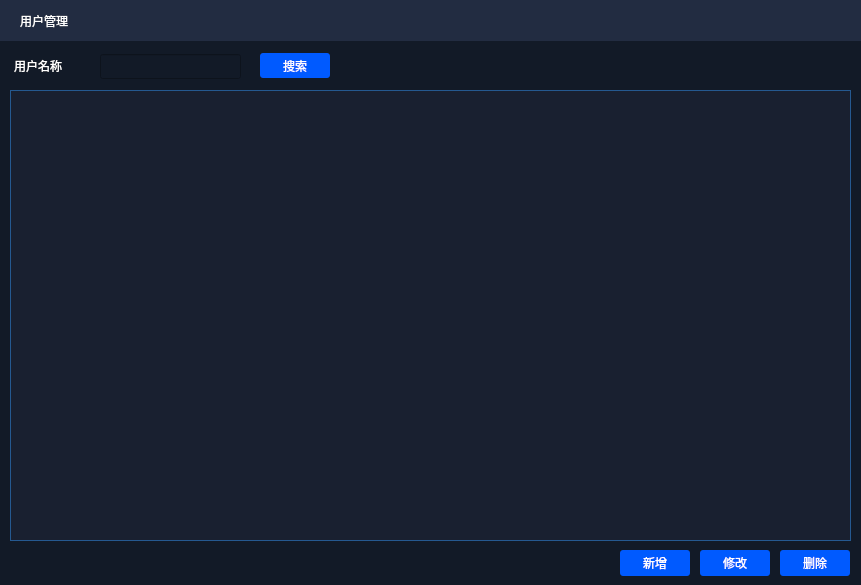
Above: component/adduserform.ui from tech-flyflypig/HQ_Battery before the change. Below: the same form after it.
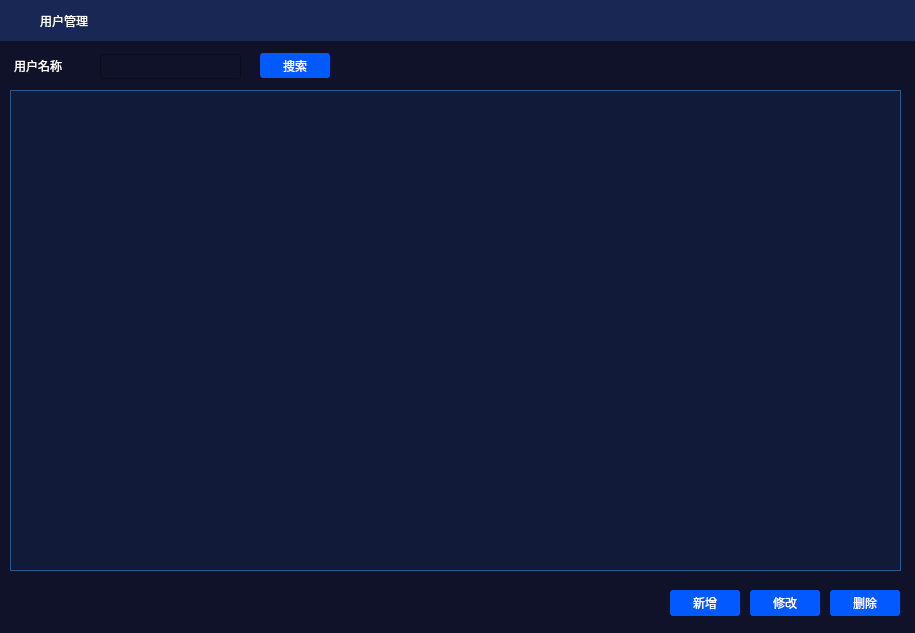
That is the form after the change. Icons and pictures are not drawn.

```diff
--- a/component/adduserform.ui
+++ b/component/adduserform.ui
@@ -6,8 +6,8 @@
    <rect>
     <x>0</x>
     <y>0</y>
-    <width>861</width>
-    <height>585</height>
+    <width>915</width>
+    <height>633</height>
    </rect>
   </property>
   <property name="windowTitle">
@@ -17,7 +17,7 @@
    <string notr="true">QWidget
 {
 font: 11pt &quot;微软雅黑&quot;;
-background-color: #121A27;
+background-color: #0f1228;
 color: rgb(255, 255, 255);
 }
 .QPushButton{
@@ -61,8 +61,8 @@
   <widget class="QPushButton" name="btn_delete_user">
    <property name="geometry">
     <rect>
-     <x>780</x>
-     <y>550</y>
+     <x>830</x>
+     <y>590</y>
      <width>70</width>
      <height>26</height>
     </rect>
@@ -76,17 +76,17 @@
     <rect>
      <x>0</x>
      <y>0</y>
-     <width>861</width>
+     <width>921</width>
      <height>41</height>
     </rect>
    </property>
    <property name="styleSheet">
-    <string notr="true">background-color:rgb(34, 44, 65);</string>
+    <string notr="true">background-color:rgb(25, 39, 85);</string>
    </property>
    <widget class="QLabel" name="label">
     <property name="geometry">
      <rect>
-      <x>20</x>
+      <x>40</x>
       <y>10</y>
       <width>231</width>
       <height>21</height>
@@ -99,7 +99,7 @@
    <widget class="QPushButton" name="pushButton_2">
     <property name="geometry">
      <rect>
-      <x>830</x>
+      <x>880</x>
       <y>10</y>
       <width>21</width>
       <height>21</height>
@@ -117,20 +117,39 @@
      <string/>
     </property>
    </widget>
+   <widget class="QLabel" name="label_3">
+    <property name="geometry">
+     <rect>
+      <x>10</x>
+      <y>10</y>
+      <width>21</width>
+      <height>21</height>
+     </rect>
+    </property>
+    <property name="text">
+     <string/>
+    </property>
+    <property name="pixmap">
+     <pixmap resource="../res.qrc">:/image/battery_discharge.png</pixmap>
+    </property>
+    <property name="scaledContents">
+     <bool>true</bool>
+    </property>
+   </widget>
   </widget>
   <widget class="QTableWidget" name="tableWidget">
    <property name="geometry">
     <rect>
      <x>10</x>
      <y>90</y>
-     <width>841</width>
-     <height>451</height>
+     <width>891</width>
+     <height>481</height>
     </rect>
    </property>
    <property name="styleSheet">
     <string notr="true">QTableWidget
 {
-background-color: rgb(25, 32, 48);
+background-color: #111a39;
 color: rgb(255, 255, 255);
 border: 1px solid #255990;
 }
@@ -150,8 +169,8 @@
   <widget class="QPushButton" name="btn_revise_user">
    <property name="geometry">
     <rect>
-     <x>700</x>
-     <y>550</y>
+     <x>750</x>
+     <y>590</y>
      <width>70</width>
      <height>26</height>
     </rect>
@@ -163,8 +182,8 @@
   <widget class="QPushButton" name="btn_add_user">
    <property name="geometry">
     <rect>
-     <x>620</x>
-     <y>550</y>
+     <x>670</x>
+     <y>590</y>
      <width>70</width>
      <height>26</height>
     </rect>
```
Left out of the diff: 4 changed lines with no effect on the pictures.
